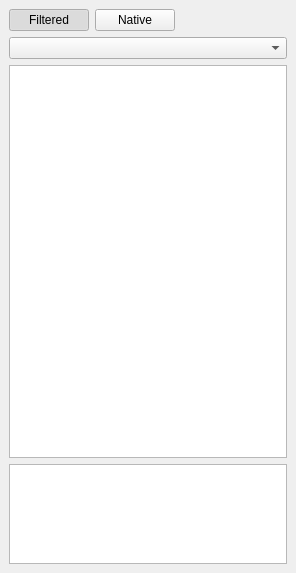
testmana2/mks, file v2/branches/dev/monkey/src/xupmanager/gui/XUPProjectManager.ui: the form before one commit.
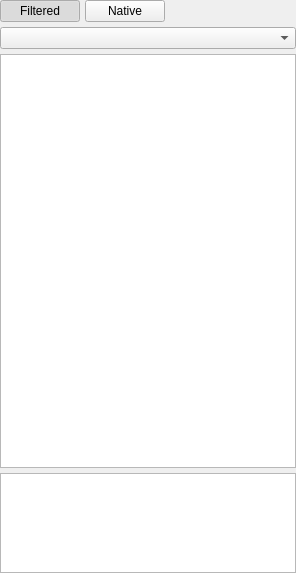
The form after the commit. The open tabs and pages were chosen to show the change. Icons and pictures are not drawn. Custom widgets are drawn as their Qt base class.

Commit message: Fix project manager dock layouts

```diff
--- a/v2/branches/dev/monkey/src/xupmanager/gui/XUPProjectManager.ui
+++ b/v2/branches/dev/monkey/src/xupmanager/gui/XUPProjectManager.ui
@@ -17,9 +17,18 @@
   </property>
   <widget class="QWidget" name="wCentral" >
    <layout class="QVBoxLayout" name="verticalLayout_3" >
+    <property name="spacing" >
+     <number>5</number>
+    </property>
+    <property name="margin" >
+     <number>0</number>
+    </property>
     <item>
      <widget class="QWidget" native="1" name="wDebug" >
       <layout class="QHBoxLayout" name="horizontalLayout" >
+       <property name="spacing" >
+        <number>5</number>
+       </property>
        <property name="margin" >
         <number>0</number>
        </property>
@@ -98,6 +107,9 @@
       </widget>
       <widget class="QWidget" name="wNative" >
        <layout class="QVBoxLayout" name="verticalLayout_2" >
+        <property name="spacing" >
+         <number>5</number>
+        </property>
         <property name="margin" >
          <number>0</number>
         </property>
```
Left out of the diff: 5 changed lines with no effect on the pictures.
